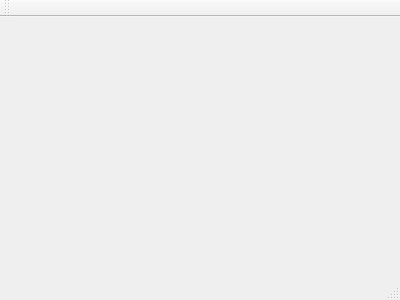
The window that tcp_client/mainwindow.ui (hgage2003/qt-utils) describes before a commit, drawn with Qt 5.
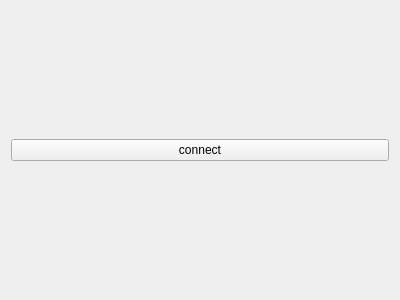
The same window after the commit.

Diff of the .ui file:
```diff
--- a/tcp_client/mainwindow.ui
+++ b/tcp_client/mainwindow.ui
@@ -12,13 +12,19 @@
   <property name="windowTitle" >
    <string>MainWindow</string>
   </property>
-  <widget class="QMenuBar" name="menuBar" />
-  <widget class="QToolBar" name="mainToolBar" />
-  <widget class="QWidget" name="centralWidget" />
-  <widget class="QStatusBar" name="statusBar" />
+  <widget class="QWidget" name="centralWidget">
+   <layout class="QGridLayout" name="gridLayout">
+    <item row="0" column="0">
+     <widget class="QPushButton" name="buttonConnect">
+      <property name="text">
+       <string>connect</string>
+      </property>
+     </widget>
+    </item>
+   </layout>
+  </widget>
  </widget>
- <layoutDefault spacing="6" margin="11" />
- <pixmapfunction></pixmapfunction>
+ <layoutdefault spacing="6" margin="11"/>
  <resources/>
  <connections/>
 </ui>
```
Left out of the diff: 7 changed lines with no effect on the pictures.
